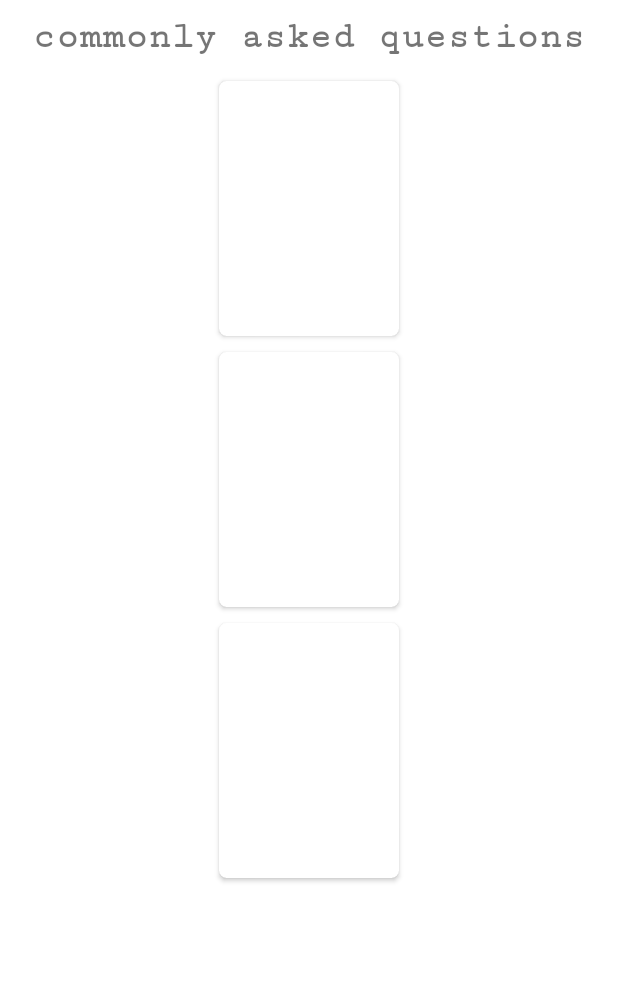
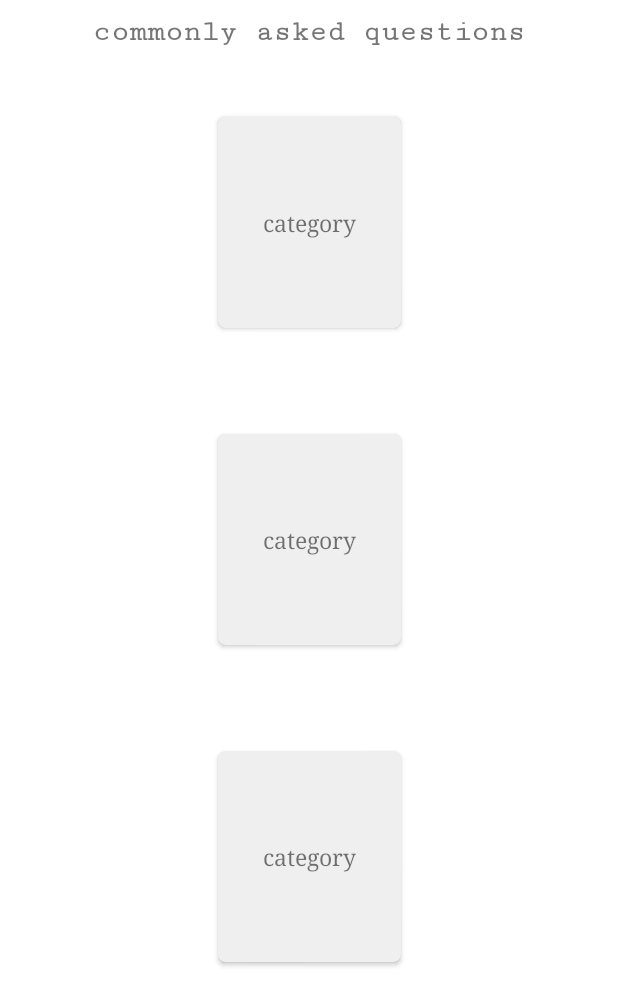
Before and after one commit to sixaruliketi/MedicalBloggerApp, an Android app: the layout fragment_my_network.xml on its own in the app's theme, with its tools: preview values and no code run, on a phone screen of 412 x 824 dp. Shown: the top 1006 px of the screen. Run offline under Robolectric (Android 15) with nearby library versions, the phone set to English and light mode, and no system bars.

Commit message:
pretty categories

```diff
--- a/app/src/main/java/com/example/medicalbloggerapp/SampleData.kt
+++ b/app/src/main/java/com/example/medicalbloggerapp/SampleData.kt
@@ -3,6 +3,8 @@ package com.example.medicalbloggerapp
 import com.example.medicalbloggerapp.Images.POSTER_BASE_URL
 import com.example.medicalbloggerapp.home.models.PostCollectionModel
 import com.example.medicalbloggerapp.home.models.PostModel
+import com.example.medicalbloggerapp.network.models.CategoryModel
+
 object SampleData {
 
     private val postModels= listOf(
--- a/app/src/main/java/com/example/medicalbloggerapp/home/homeAdapters/PostsAdapter.kt
+++ b/app/src/main/java/com/example/medicalbloggerapp/home/homeAdapters/PostsAdapter.kt
@@ -6,13 +6,13 @@ import android.view.ViewGroup
 import androidx.recyclerview.widget.RecyclerView
 import coil.load
 import com.example.medicalbloggerapp.R
-import com.example.medicalbloggerapp.databinding.PostItemBinding
+import com.example.medicalbloggerapp.databinding.HomePostItemBinding
 import com.example.medicalbloggerapp.home.models.PostModel
 
 class PostsAdapter (private val postModel: List<PostModel>) : RecyclerView.Adapter<PostsAdapter.PostsViewHolder>(){
 
     override fun onCreateViewHolder(parent: ViewGroup, viewType: Int): PostsViewHolder {
-        val view =LayoutInflater.from(parent.context).inflate(R.layout.post_item,parent,false)
+        val view =LayoutInflater.from(parent.context).inflate(R.layout.home_post_item,parent,false)
         return PostsViewHolder(view)
     }
 
@@ -26,7 +26,7 @@ class PostsAdapter (private val postModel: List<PostModel>) : RecyclerView.Adapt
 
 
     inner class PostsViewHolder(itemView : View) : RecyclerView.ViewHolder(itemView){
-        val binding = PostItemBinding.bind(itemView)
+        val binding = HomePostItemBinding.bind(itemView)
 
     }
 }
--- /dev/null
+++ b/app/src/main/java/com/example/medicalbloggerapp/network/models/CategoryModel.kt
@@ -0,0 +1,5 @@
+package com.example.medicalbloggerapp.network.models
+
+data class CategoryModel(
+    val title: String
+)
--- /dev/null
+++ b/app/src/main/res/drawable/category_bg.xml
@@ -0,0 +1,8 @@
+<?xml version="1.0" encoding="utf-8"?>
+<shape android:shape="rectangle" xmlns:android="http://schemas.android.com/apk/res/android">
+    <solid android:color="#1E7B7B7B"/>
+    <padding android:bottom="60dp"
+        android:top="60dp"
+        android:left="30dp"
+        android:right="30dp"/>
+</shape>
--- a/app/src/main/res/layout/fragment_home.xml
+++ b/app/src/main/res/layout/fragment_home.xml
@@ -44,7 +44,7 @@
         app:layout_constraintTop_toBottomOf="@+id/registerTextView"
         app:layout_constraintStart_toStartOf="parent"
         app:layout_constraintBottom_toBottomOf="parent"
-        tools:listitem="@layout/post_collection_item"/>
+        tools:listitem="@layout/home_post_collection_item"/>
 
 
 </androidx.constraintlayout.widget.ConstraintLayout>
--- a/app/src/main/res/layout/fragment_my_network.xml
+++ b/app/src/main/res/layout/fragment_my_network.xml
@@ -12,7 +12,7 @@
         android:layout_width="wrap_content"
         android:layout_height="wrap_content"
         android:text="commonly asked questions"
-        android:textSize="25sp"
+        android:textSize="20sp"
         android:textStyle="bold"
         android:fontFamily="serif-monospace"
         android:layout_marginTop="10dp"
@@ -27,7 +27,7 @@
         android:layout_marginTop="10dp"
 
         app:layoutManager="androidx.recyclerview.widget.GridLayoutManager"
-        tools:listitem="@layout/post_item"
+        tools:listitem="@layout/question_category_item"
         tools:spanCount="2"
 
         app:layout_constraintTop_toBottomOf="@+id/myNetworkTitleTextView"
--- a/app/src/main/res/layout/post_collection_item.xml
+++ b/app/src/main/res/layout/home_post_collection_item.xml
@@ -21,7 +21,7 @@
         android:layout_height="wrap_content"
         android:orientation="horizontal"
         android:padding="8dp"
-        tools:listitem ="@layout/post_item"
+        tools:listitem ="@layout/home_post_item"
         app:layoutManager="androidx.recyclerview.widget.LinearLayoutManager"
         app:layout_constraintTop_toBottomOf="@id/tvGenreMovie"
         app:layout_constraintStart_toStartOf="parent"
--- a/app/src/main/res/layout/post_item_2.xml
+++ b/app/src/main/res/layout/question_category_item.xml
@@ -2,12 +2,12 @@
 <androidx.constraintlayout.widget.ConstraintLayout xmlns:android="http://schemas.android.com/apk/res/android"
     android:layout_width="wrap_content"
     android:layout_height="wrap_content"
-    android:layout_marginHorizontal="20dp"
+    android:layout_margin="30dp"
     android:layout_gravity="center|center_horizontal"
     xmlns:app="http://schemas.android.com/apk/res-auto">
     <androidx.cardview.widget.CardView
-        android:layout_width="120dp"
-        android:layout_height="170dp"
+        android:layout_width="wrap_content"
+        android:layout_height="wrap_content"
         android:layout_margin="5dp"
         app:cardCornerRadius="5dp"
         app:layout_constraintTop_toTopOf="parent"
@@ -15,12 +15,15 @@
         app:layout_constraintStart_toStartOf="parent"
         app:layout_constraintEnd_toEndOf="parent">
 
-        <ImageView
-            android:id="@+id/imgMoviePoster"
-            android:layout_width="match_parent"
-            android:layout_height="match_parent"
-            android:layout_margin="8dp"
-            android:scaleType="centerCrop"/>
+        <TextView
+            android:id="@+id/categoryTextView"
+            android:layout_width="wrap_content"
+            android:layout_height="wrap_content"
+            android:text="category"
+            android:background="@drawable/category_bg"
+            android:fontFamily="serif"
+            android:textSize="15sp"
+            android:layout_gravity="center"/>
 
     </androidx.cardview.widget.CardView>
 
```
Also changed, not shown: app/src/main/java/com/example/medicalbloggerapp/home/homeAdapters/HomeMainAdapter.kt (+4 -3 lines), app/src/main/java/com/example/medicalbloggerapp/network/MyNetworkFragment.kt (+12 -1 lines), app/src/main/java/com/example/medicalbloggerapp/network/adapter/QuestionsRecyclerViewAdapter.kt (+7 -7 lines), app/src/main/res/layout/home_post_item.xml (renamed from app/src/main/res/layout/post_item.xml).
